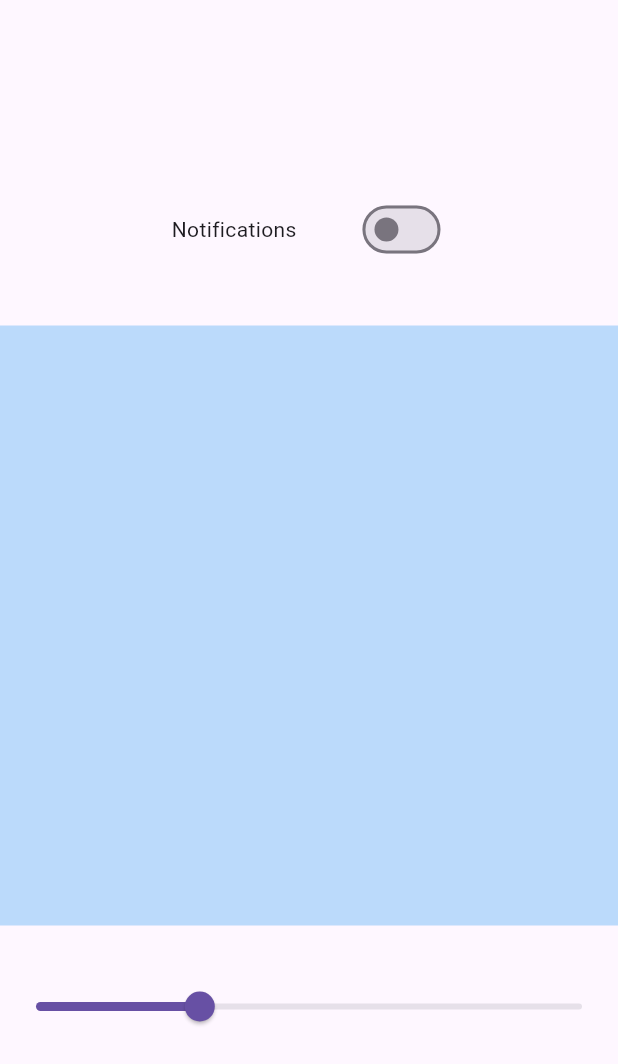
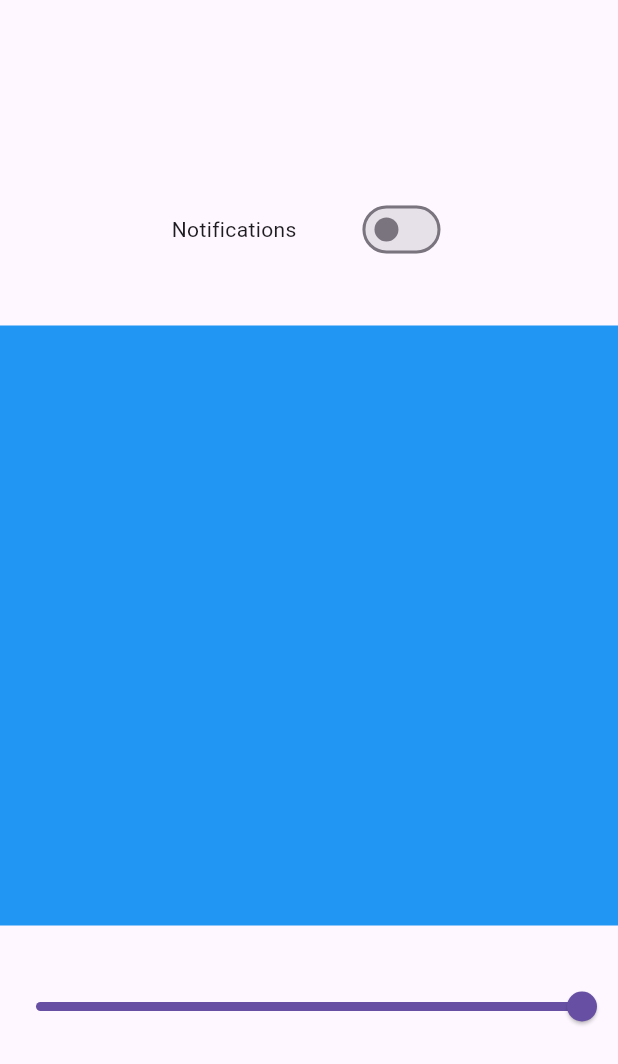
Before and after one commit to Dany4950/imagePicker, a Flutter app: the screen it shows after launch, on a phone screen of 412 x 824 dp. Shown: the top 1064 px of the screen. Run offline on Flutter 3.47's test engine with Material 3 defaults, Android fonts, the phone set to English and light mode, and no system bars; our stand-ins replace bloc, equatable, flutter_bloc.

Commit message:
slider updated with bloc

```diff
--- a/lib/switch_bloc/switch_event.dart
+++ b/lib/switch_bloc/switch_event.dart
@@ -1,5 +1,3 @@
-
-
 abstract class SwitchEvent {
   SwitchEvent();
 
@@ -8,3 +6,10 @@ abstract class SwitchEvent {
 }
 
 class EnableOrDisable extends SwitchEvent {}
+
+class SliderEvent extends SwitchEvent {
+  double slider;
+  SliderEvent({required this.slider});
+  @override
+  List<Object> get props => [slider];
+}
--- a/lib/switch_bloc/switch_o_bloc.dart
+++ b/lib/switch_bloc/switch_o_bloc.dart
@@ -1,13 +1,18 @@
 import 'package:bloc/bloc.dart';
+import 'package:flutter/material.dart';
 import 'package:flutter_application_1/switch_bloc/switch_event.dart';
 import 'package:flutter_application_1/switch_bloc/switch_state.dart';
 
 class SwitchBloc extends Bloc<SwitchEvent, SwitchState> {
   SwitchBloc() : super(SwitchState()) {
-    on<SwitchEvent>(
-      (event, emit) {
-        emit(state.copyWith(isbool: !state.isbool));
-      },
-    );
+    on<SwitchEvent>(_Switch);
+    on<SliderEvent>(_Slider);
+  }
+  void _Switch(SwitchEvent Event, Emitter<SwitchState> emit) {
+    emit(state.copyWith(isbool: state.isbool));
+  }
+
+  void _Slider(SliderEvent Event, Emitter<SwitchState> emit) {
+    emit(state.copyWith(slider: Event.slider));
   }
 }
--- a/lib/switch_bloc/switch_state.dart
+++ b/lib/switch_bloc/switch_state.dart
@@ -2,17 +2,20 @@ import 'package:equatable/equatable.dart';
 
 class SwitchState extends Equatable {
   bool isbool;
+  double slider;
 
   SwitchState({
+    this.slider = 1,
     this.isbool = false,
   });
 
-  SwitchState copyWith({bool? isbool}) {
+  SwitchState copyWith({bool? isbool, double? slider}) {
     return SwitchState(
       isbool: isbool ?? this.isbool,
+      slider: slider ?? this.slider,
     );
   }
 
   @override
-  List<Object> get props => [this.isbool];
+  List<Object> get props => [isbool, slider];
 }
--- a/lib/ui/slider_home.dart
+++ b/lib/ui/slider_home.dart
@@ -40,15 +40,28 @@ class _SliderHomeState extends State<SliderHome> {
           SizedBox(
             height: 40,
           ),
-          Container(
-            height: 400,
-            width: double.infinity,
-            color: Colors.blue.withOpacity(0.3),
+          BlocBuilder<SwitchBloc, SwitchState>(
+            builder: (context, state) {
+              return Container(
+                height: 400,
+                width: double.infinity,
+                color: Colors.blue.withOpacity(state.slider),
+              );
+            },
           ),
           SizedBox(
             height: 30,
           ),
-          Slider(value: 0.3, onChanged: (value) {})
+          BlocBuilder<SwitchBloc, SwitchState>(
+            builder: (context, state) {
+              return Slider(
+                  value: state.slider,
+                  onChanged: (value) {
+                    print(value);
+                    context.read<SwitchBloc>().add(SliderEvent(slider: value));
+                  });
+            },
+          )
         ],
       ),
     );
```
